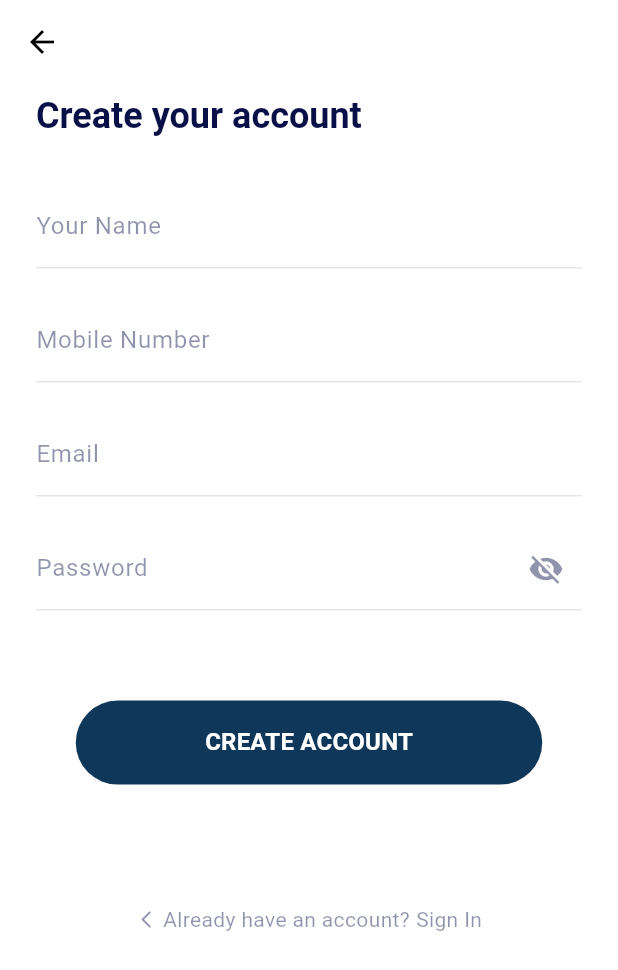
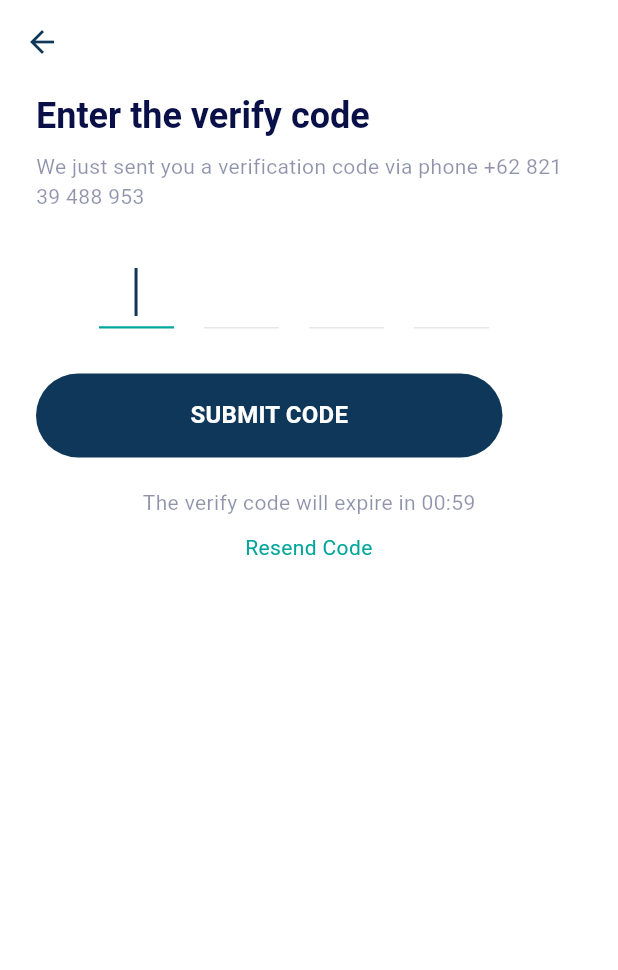
Before and after one commit to NichoAdhyatma/medhub_ui, a Flutter app: the AuthSignUp screen opened directly, after a tap on "CREATE ACCOUNT", on a phone screen of 412 x 824 dp. Shown: the top 970 px of the screen. Run offline on Flutter 3.47's test engine with Material 3 defaults, Android fonts, the phone set to English and light mode, and no system bars; our stand-ins replace flutter_bloc, google_fonts, smooth_page_indicator; Roboto replaces fonts that are missing (Overpass).

Commit message:
auth view ✅

```diff
--- a/lib/core/themes/app_theme.dart
+++ b/lib/core/themes/app_theme.dart
@@ -6,6 +6,9 @@ class AppTheme {
   static ThemeData get theme => ThemeData(
         appBarTheme: const AppBarTheme(
           surfaceTintColor: AppPalette.backgroundColor,
+          iconTheme: IconThemeData(
+            color: AppPalette.primaryColor,
+          ),
         ),
         textTheme: GoogleFonts.overpassTextTheme().copyWith(
           bodyLarge: GoogleFonts.overpass(
--- a/lib/features/auth/presentation/pages/auth_sign_up.dart
+++ b/lib/features/auth/presentation/pages/auth_sign_up.dart
@@ -4,6 +4,7 @@ import 'package:medhub/core/common/widgets/primary_button.dart';
 import 'package:medhub/core/themes/app_palette.dart';
 import 'package:medhub/core/utils/sized_box.dart';
 import 'package:medhub/features/auth/presentation/cubit/password_visibility_cubit.dart';
+import 'package:medhub/features/auth/presentation/pages/auth_verify_page.dart';
 
 import 'auth_sign_in.dart';
 
@@ -97,7 +98,9 @@ class AuthSignUp extends StatelessWidget {
                     ),
                     60.heightSB,
                     PrimaryButton(
-                      onPressed: () {},
+                      onPressed: () {
+                        Navigator.of(context).push(AuthVerifyPage.route());
+                      },
                       label: "CREATE ACCOUNT",
                     ),
                     80.heightSB,
--- /dev/null
+++ b/lib/features/auth/presentation/pages/auth_verify_page.dart
@@ -0,0 +1,127 @@
+import 'package:flutter/material.dart';
+import 'package:medhub/core/common/widgets/primary_button.dart';
+import 'package:medhub/core/themes/app_palette.dart';
+import 'package:medhub/core/utils/sized_box.dart';
+import 'package:medhub/features/auth/presentation/pages/auth_success_page.dart';
+
+class AuthVerifyPage extends StatelessWidget {
+  static route() => MaterialPageRoute(
+        builder: (context) => const AuthVerifyPage(),
+      );
+
+  const AuthVerifyPage({super.key});
+
+  @override
+  Widget build(BuildContext context) {
+    return Scaffold(
+      appBar: AppBar(),
+      body: SingleChildScrollView(
+        reverse: true,
+        child: Padding(
+          padding: const EdgeInsets.symmetric(
+            horizontal: 24,
+          ),
+          child: Column(
+            crossAxisAlignment: CrossAxisAlignment.start,
+            children: [
+              5.heightSB,
+              Text(
+                "Enter the verify code",
+                style: Theme.of(context).textTheme.headlineSmall!,
+              ),
+              8.heightSB,
+              Text(
+                'We just sent you a verification code via phone +62 821 39 488 953',
+                style: Theme.of(context).textTheme.bodyMedium!.copyWith(
+                      color: AppPalette.secondaryMutedColor,
+                    ),
+              ),
+              30.heightSB,
+              Row(
+                mainAxisAlignment: MainAxisAlignment.center,
+                children: List.generate(4, (index) {
+                  return _buildOtpTextField(context, index);
+                }),
+              ),
+              30.heightSB,
+              PrimaryButton(
+                onPressed: () {
+                  Navigator.of(context).push(
+                    AuthSuccessPage.route(),
+                  );
+                },
+                label: 'SUBMIT CODE',
+              ),
+              20.heightSB,
+              Center(
+                child: Column(
+                  children: [
+                    Text(
+                      "The verify code will expire in 00:59",
+                      style: Theme.of(context).textTheme.bodyMedium!.copyWith(
+                            color: AppPalette.secondaryMutedColor,
+                          ),
+                    ),
+                    10.heightSB,
+                    Text(
+                      "Resend Code",
+                      textAlign: TextAlign.center,
+                      style: Theme.of(context).textTheme.bodyMedium!.copyWith(
+                            color: AppPalette.accentColor,
+                          ),
+                    )
+                  ],
+                ),
+              ),
+            ],
+          ),
+        ),
+      ),
+    );
+  }
+
+  Widget _buildOtpTextField(BuildContext context, int index) {
+    final TextEditingController controller = TextEditingController();
+
+    return Container(
+      margin: const EdgeInsets.only(
+        right: 20.0,
+      ),
+      width: 50,
+      child: TextField(
+        controller: controller,
+        autofocus: index == 0,
+        keyboardType: TextInputType.number,
+        textAlign: TextAlign.center,
+        maxLength: 2,
+        style: Theme.of(context).textTheme.headlineSmall!.copyWith(
+              fontWeight: FontWeight.w400,
+              color: AppPalette.secondaryMutedColor,
+            ),
+        decoration: const InputDecoration(
+          counterText: '',
+        ),
+        onChanged: (value) {
+          if (value.length > 1) {
+            controller.text = value.substring(value.length - 1);
+          }
+
+          if (value.isNotEmpty && value.length == 1 && index < 3) {
+            FocusScope.of(context).nextFocus();
+          }
+
+          if (value.isEmpty && index > 0) {
+            FocusScope.of(context).previousFocus();
+          }
+        },
+        onTap: () {
+          controller.selection = TextSelection.fromPosition(
+            TextPosition(offset: controller.text.length),
+          );
+
+          FocusScope.of(context).requestFocus();
+        },
+      ),
+    );
+  }
+}
```
Also changed, not shown: lib/features/auth/presentation/pages/auth_success_page.dart (added, +63 -0 lines), assets/images/auth/success_bg.png (added), lib/features/auth/presentation/pages/auth_verifiy_page.dart (deleted), lib/generated/assets.dart.
